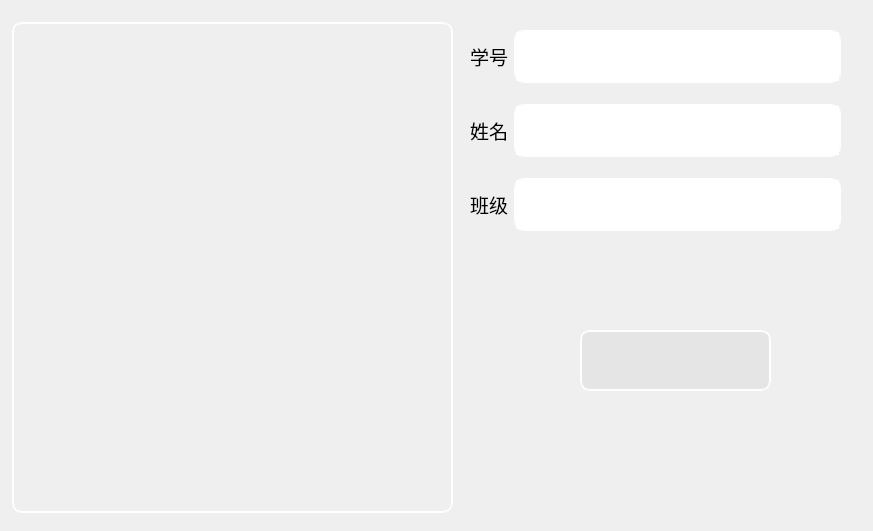
Before: the Qt Designer form ui/userui.ui in xmmxhxxl/RFIDUi, drawn with Qt 5.
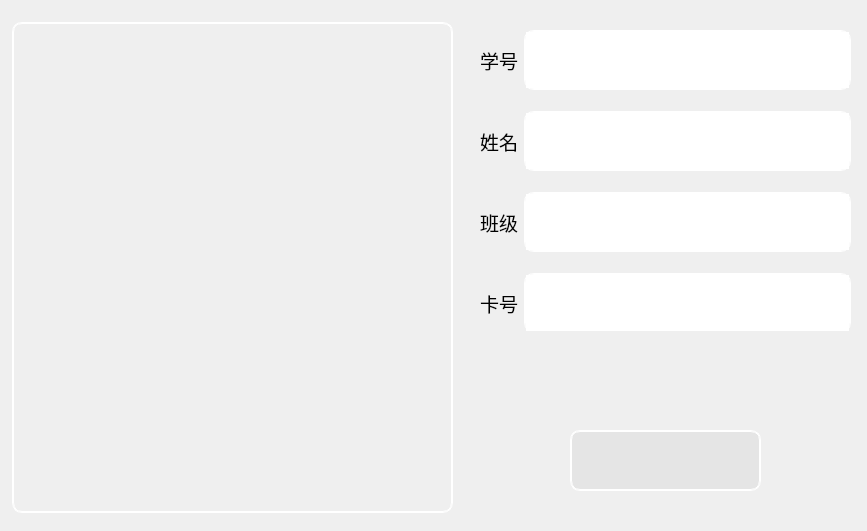
After: the same form once the commit is applied. Icons and pictures are not drawn.

Commit message: 增加了用户界面1.8

The edit to the form file:
```diff
--- a/ui/userui.ui
+++ b/ui/userui.ui
@@ -6,7 +6,7 @@
    <rect>
     <x>0</x>
     <y>0</y>
-    <width>873</width>
+    <width>867</width>
     <height>531</height>
    </rect>
   </property>
@@ -19,8 +19,8 @@
   <widget class="QPushButton" name="priceButton_2">
    <property name="geometry">
     <rect>
-     <x>580</x>
-     <y>330</y>
+     <x>570</x>
+     <y>430</y>
      <width>191</width>
      <height>61</height>
     </rect>
@@ -59,10 +59,10 @@
   <widget class="QWidget" name="">
    <property name="geometry">
     <rect>
-     <x>470</x>
+     <x>480</x>
      <y>30</y>
      <width>371</width>
-     <height>201</height>
+     <height>301</height>
     </rect>
    </property>
    <layout class="QVBoxLayout" name="verticalLayout">
@@ -88,7 +88,7 @@
        </widget>
       </item>
       <item>
-       <widget class="QTextEdit" name="stu_id">
+       <widget class="QTextEdit" name="stu_num">
         <property name="styleSheet">
          <string notr="true">	border-radius: 10px;  
  	border: 2px groove white;
@@ -108,7 +108,7 @@
       </property>
       <property name="sizeHint" stdset="0">
        <size>
-        <width>10</width>
+        <width>13</width>
         <height>15</height>
        </size>
       </property>
@@ -156,7 +156,7 @@
       </property>
       <property name="sizeHint" stdset="0">
        <size>
-        <width>10</width>
+        <width>13</width>
         <height>15</height>
        </size>
       </property>
@@ -188,7 +188,55 @@
         <property name="styleSheet">
          <string notr="true">	border-radius: 10px;  
  	border: 2px groove white;
-	font: 10pt &quot;宋体&quot;;</string>
+	font: 14pt &quot;宋体&quot;;</string>
+        </property>
+       </widget>
+      </item>
+     </layout>
+    </item>
+    <item>
+     <spacer name="verticalSpacer_3">
+      <property name="orientation">
+       <enum>Qt::Vertical</enum>
+      </property>
+      <property name="sizeType">
+       <enum>QSizePolicy::Fixed</enum>
+      </property>
+      <property name="sizeHint" stdset="0">
+       <size>
+        <width>13</width>
+        <height>15</height>
+       </size>
+      </property>
+     </spacer>
+    </item>
+    <item>
+     <layout class="QHBoxLayout" name="horizontalLayout_4">
+      <item>
+       <widget class="QLabel" name="price_5">
+        <property name="enabled">
+         <bool>true</bool>
+        </property>
+        <property name="font">
+         <font>
+          <family>宋体</family>
+          <pointsize>14</pointsize>
+          <weight>50</weight>
+          <italic>false</italic>
+          <bold>false</bold>
+         </font>
+        </property>
+        <property name="text">
+         <string>卡号</string>
+        </property>
+       </widget>
+      </item>
+      <item>
+       <widget class="QTextEdit" name="stu_id">
+        <property name="styleSheet">
+         <string notr="true">	border-radius: 10px;  
+ 	border: 2px groove white;
+	font: 14pt &quot;宋体&quot;;</string>
         </property>
        </widget>
       </item>
```
Left out of the diff: 42 changed lines with no effect on the pictures. The commit also changes 3 other files.
